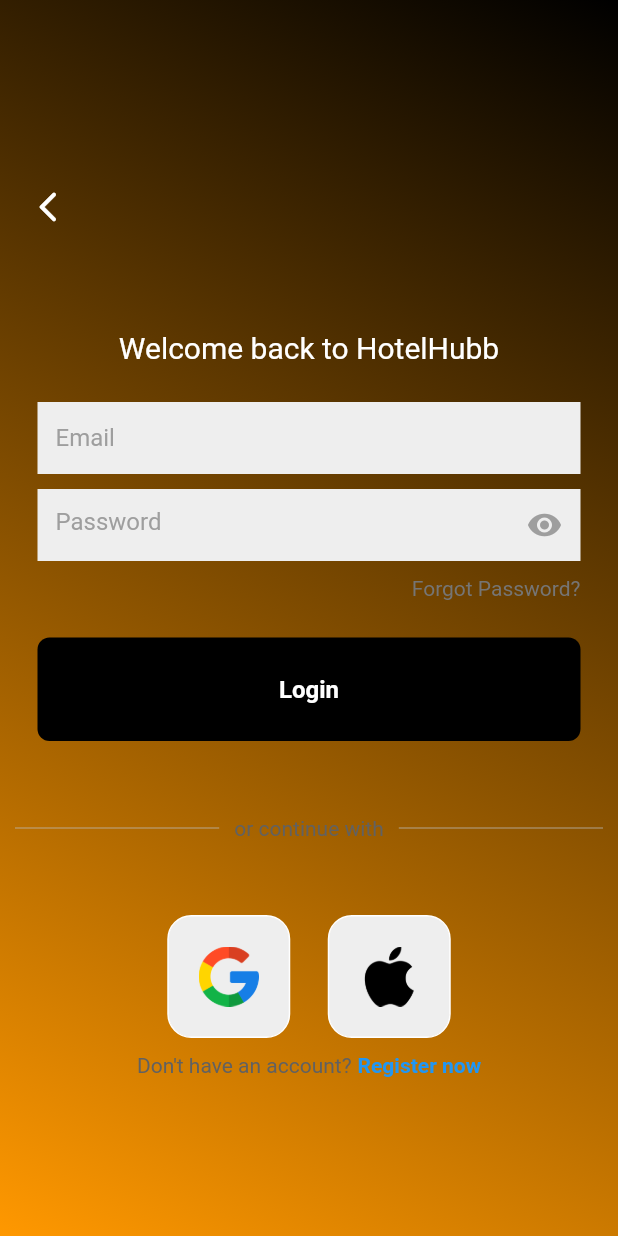
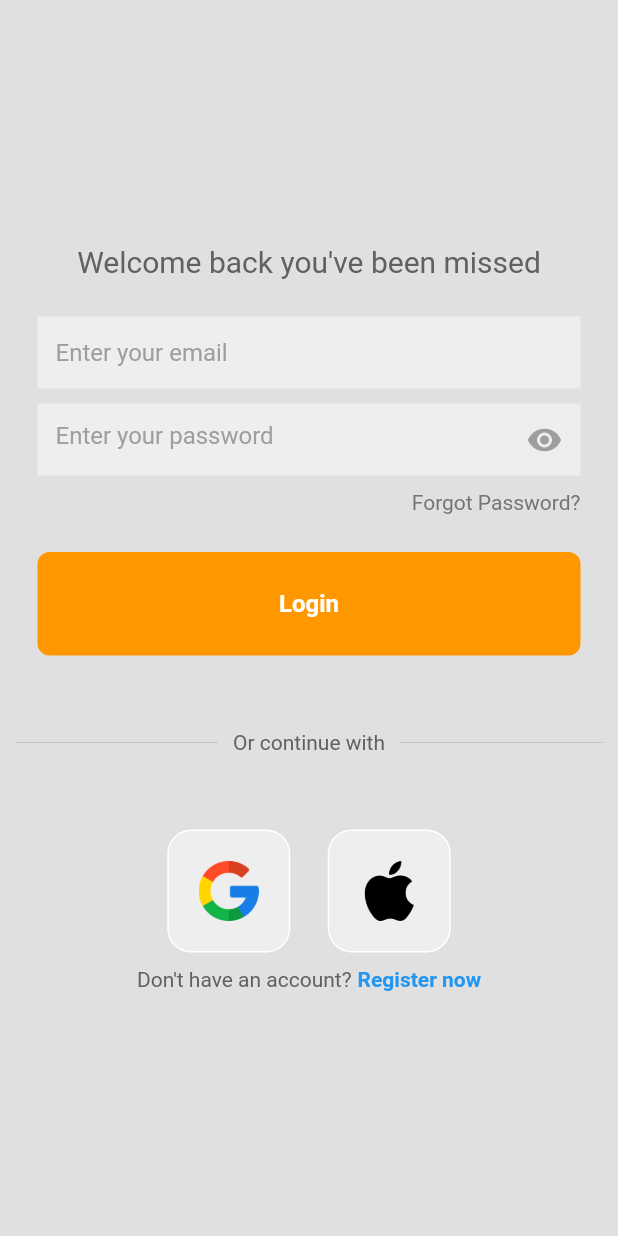
Before and after one commit to BrianKawinzi/hotelhubb, a Flutter app: the screen it shows after launch, after a tap on "Login", on a phone screen of 412 x 824 dp. Run offline on Flutter 3.47's test engine with Material 2 defaults, Android fonts, the phone set to English and light mode, and no system bars.

Commit message:
login page UI done

```diff
--- a/lib/pages/components/my_button.dart
+++ b/lib/pages/components/my_button.dart
@@ -15,7 +15,7 @@ class MyButton extends StatelessWidget {
         padding: const EdgeInsets.all(25),
         margin: const EdgeInsets.symmetric(horizontal: 25),
         decoration: BoxDecoration(
-          color: Colors.black,
+          color: Colors.orange,
           borderRadius: BorderRadius.circular(8),
         ),
         child: Center(
--- a/lib/pages/login_page.dart
+++ b/lib/pages/login_page.dart
@@ -1,77 +1,55 @@
 import 'package:flutter/material.dart';
+import 'package:hotelhubb/pages/components/my_button.dart';
 import 'package:hotelhubb/pages/components/normalTF.dart';
 import 'package:hotelhubb/pages/components/passwordTF.dart';
-import 'package:hotelhubb/pages/components/my_button.dart';
 import 'package:hotelhubb/pages/components/square_tile.dart';
+
 
 class LoginScreen extends StatelessWidget {
   LoginScreen({super.key});
 
-  //text editing controller
+  //text editing controllers
   final emailController = TextEditingController();
   final passwordController = TextEditingController();
 
-
-  //Login method
-  void Login() {}
+  //Sign user in method
+  void signUserIn() {}
 
   @override
   Widget build(BuildContext context) {
     return Scaffold(
-      body: Container(
-        width: double.infinity,
-        decoration: const BoxDecoration(
-          gradient: LinearGradient(
-            colors: [Colors.black, Colors.orange],
-            begin: Alignment.topRight,
-            end: Alignment.bottomLeft,
-          ),
-        ),
+      backgroundColor: Colors.grey[300],
+      body: SafeArea(
         child: Center(
           child: SingleChildScrollView(
             child: Column(
               children: [
-                //back button
-                Padding(
-                  padding: const EdgeInsets.all(8.0),
-                  child: Align(
-                    alignment: Alignment.topLeft,
-                    child: IconButton(
-                      icon: Icon(Icons.arrow_back_ios_new_rounded),
-                      color: Colors.white,
-                      onPressed: () {
-                        //Navigate back to the previous screen
-                        Navigator.of(context).pop();
-                      },
-                    ),
-                  ),
-                ),
-                const SizedBox(height: 50),
-
+                //welcome back you've been missed
                 Text(
-                  'Welcome back to HotelHubb',
+                  'Welcome back you\'ve been missed',
                   style: TextStyle(
-                    color: Colors.white,
+                    color: Colors.grey[700],
                     fontSize: 20,
                   ),
                 ),
 
                 const SizedBox(height: 25),
 
-                //username textfield
+                //Username textfield
                 normalTF(
-                    controller: emailController,
-                    hintText: 'Email',
-                    obscureText: false
+                  controller: emailController,
+                  hintText: 'Enter your email',
+                  obscureText: false
                 ),
 
                 const SizedBox(height: 10),
 
-                //password textfield
+                //Password textfield
                 PasswordTf(
                   controller: passwordController,
-                  hintText: 'Password'
+                  hintText: 'Enter your password',
                 ),
+
                 const SizedBox(height: 10),
 
                 //forgot password?
@@ -92,8 +70,8 @@ class LoginScreen extends StatelessWidget {
 
                 //sign in button
                 MyButton(
-                  onTap: Login,
-                  buttonText: "Login",
+                  onTap: signUserIn,
+                  buttonText: "Login"
                 ),
 
                 const SizedBox(height: 50),
@@ -112,7 +90,7 @@ class LoginScreen extends StatelessWidget {
                       Padding(
                         padding: const EdgeInsets.symmetric(horizontal: 10.0),
                         child: Text(
-                          'or continue with',
+                          'Or continue with',
                           style: TextStyle(color: Colors.grey[700]),
                         ),
                       ),
@@ -121,17 +99,17 @@ class LoginScreen extends StatelessWidget {
                           thickness: 0.5,
                           color: Colors.grey[400],
                         ),
-                      )
+                      ),
                     ],
                   ),
                 ),
 
                 const SizedBox(height: 50),
 
-                //google + apple sign in buttons
+                //google or apple sign in buttons
                 Row(
                   mainAxisAlignment: MainAxisAlignment.center,
-                  children: [
+                  children: const [
                     //google button
                     SquareTile(imagepath: 'lib/assets/google.png'),
 
@@ -143,7 +121,7 @@ class LoginScreen extends StatelessWidget {
                 ),
                 const SizedBox(height: 10),
 
-                //not a member register now
+                //Not a member register now
                 Row(
                   mainAxisAlignment: MainAxisAlignment.center,
                   children: [
@@ -161,6 +139,8 @@ class LoginScreen extends StatelessWidget {
                     ),
                   ],
                 )
+
+
               ],
             ),
           ),
```
